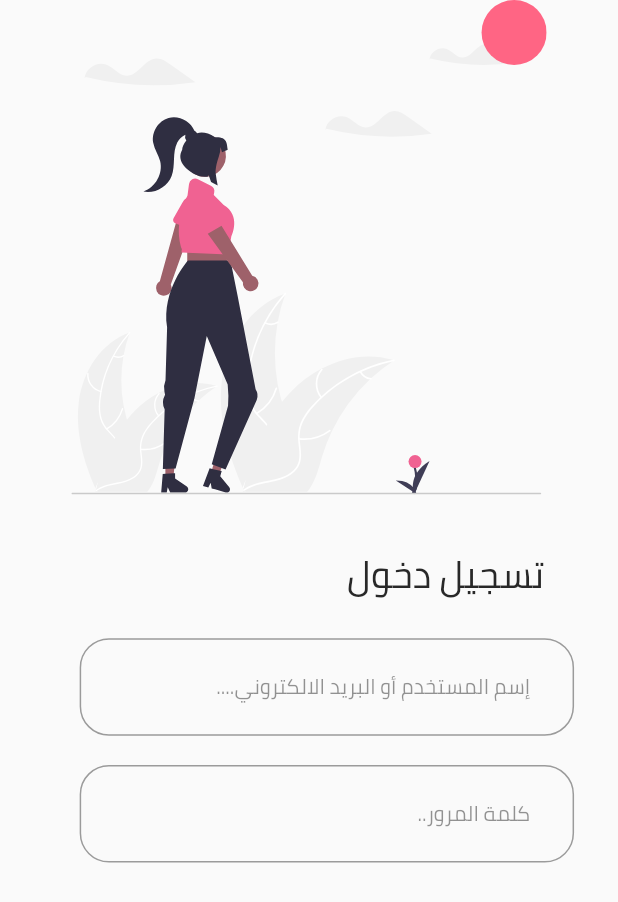
After one commit to weaamokok/CosmaticsDeliveryApp, a Flutter app: the loginPage screen opened directly, on a phone screen of 412 x 824 dp. The commit adds this screen. Shown: the top 902 px of the screen. Run offline on Flutter 3.47's test engine with Material 2 defaults, Android fonts, the phone set to English and light mode, and no system bars; our stand-ins replace dots_indicator, flutter_svg, get, shared_preferences; accounts and stored records are empty; network calls fail.

Commit message:
log in base

```diff
--- a/cosmatics_app/lib/helper/dependencies.dart
+++ b/cosmatics_app/lib/helper/dependencies.dart
@@ -6,6 +6,7 @@ import 'package:cosmatics_app/data/api/api_client.dart';
 import 'package:cosmatics_app/data/repository/brands_repo.dart';
 import 'package:cosmatics_app/data/repository/cart_repo.dart';
 import 'package:cosmatics_app/data/repository/popular_products_repo.dart';
+import 'package:cosmatics_app/data/repository/user_repo.dart';
 import 'package:cosmatics_app/utils/constant.dart';
 import 'package:get/get.dart';
 import 'package:shared_preferences/shared_preferences.dart';
@@ -26,6 +27,7 @@ Future<void> init() async {
   Get.lazyPut(() => TopSaleProductRepo(apiClient: Get.find()));
   Get.lazyPut(() => BrandRepo(apiClient: Get.find()));
   Get.lazyPut(() => CartRepo(sharedPreferences:Get.find()));
+  Get.lazyPut(() => UserRepo(sharedPreferences:Get.find()));
 //controllers
   Get.lazyPut(() => PopularProductController(popularProductRepo: Get.find()));
   Get.lazyPut(() => TopSaleProductController(topSaleProductRepo: Get.find()));
--- a/cosmatics_app/lib/main.dart
+++ b/cosmatics_app/lib/main.dart
@@ -1,4 +1,5 @@
 import 'package:cosmatics_app/controllers/popular_products_controller.dart';
+import 'package:cosmatics_app/pages/auth_pages/login_page.dart';
 import 'package:cosmatics_app/pages/splash/splash_screen.dart';
 import 'package:cosmatics_app/route/route_helper.dart';
 import 'package:flutter/material.dart';
--- /dev/null
+++ b/cosmatics_app/lib/pages/auth_pages/login_page.dart
@@ -0,0 +1,85 @@
+import 'package:cosmatics_app/utils/colors.dart';
+import 'package:cosmatics_app/utils/dimentions.dart';
+import 'package:cosmatics_app/widgets/big_text.dart';
+import 'package:flutter/material.dart';
+import 'package:flutter_svg/flutter_svg.dart';
+
+class loginPage extends StatelessWidget {
+  const loginPage({super.key});
+
+  @override
+  Widget build(BuildContext context) {
+    return Scaffold(
+      body: Container(
+          margin: EdgeInsets.symmetric(horizontal: Dimensions.height30),
+          child: Directionality(
+            textDirection: TextDirection.rtl,
+            child: Column(
+              crossAxisAlignment: CrossAxisAlignment.start,
+              children: [
+                Center(
+                    child: SizedBox(
+                        width: Dimensions.height150,
+                        height: Dimensions.height150,
+                        child: SvgPicture.asset(
+                            'assets/image/home_page _paint.svg'))),
+                SizedBox(
+                  height: Dimensions.height30,
+                ),
+                Padding(
+                  padding: const EdgeInsets.symmetric(horizontal: 20.0),
+                  child: BigText(
+                    text: 'تسجيل دخول',
+                    size: 25,
+                    color: black,
+                  ),
+                ),
+                SizedBox(
+                  height: Dimensions.height20,
+                ),
+                SizedBox(
+                  width: Dimensions.height150,
+                  child: TextFormField(
+                      decoration: InputDecoration(
+                          hintText: 'إسم المستخدم أو البريد الالكتروني....',
+                          hintStyle: TextStyle(
+                              fontFamily: 'Cairo',
+                              fontSize: 14,
+                              color: black.withOpacity(.5)),
+                          focusColor: blueush,contentPadding: EdgeInsets.symmetric(horizontal: Dimensions.height30,vertical: Dimensions.height20),
+                          focusedBorder: OutlineInputBorder(
+                              borderSide: BorderSide(color: blueush),
+                              borderRadius:
+                                  BorderRadius.circular(Dimensions.radius20)),
+                          border: OutlineInputBorder(
+                              borderSide:
+                                  BorderSide(color: black.withOpacity(.7)),
+                              borderRadius:
+                                  BorderRadius.circular(Dimensions.radius20)))),
+                ),
+                SizedBox(height: Dimensions.height20,),   SizedBox(
+                  width: Dimensions.height150,
+                  child: TextFormField(obscureText: true,
+                      decoration: InputDecoration(
+                          hintText: 'كلمة المرور..',
+                          hintStyle: TextStyle(
+                              fontFamily: 'Cairo',
+                              fontSize: 14,
+                              color: black.withOpacity(.5)),
+                          focusColor: blueush,contentPadding: EdgeInsets.symmetric(horizontal: Dimensions.height30,vertical: Dimensions.height20),
+                          focusedBorder: OutlineInputBorder(
+                              borderSide: BorderSide(color: blueush),
+                              borderRadius:
+                                  BorderRadius.circular(Dimensions.radius20)),
+                          border: OutlineInputBorder(
+                              borderSide:
+                                  BorderSide(color: black.withOpacity(.7)),
+                              borderRadius:
+                                  BorderRadius.circular(Dimensions.radius20)))),
+                )
+              ],
+            ),
+          )),
+    );
+  }
+}
--- a/cosmatics_app/lib/pages/orderStages/infoRegistering.dart
+++ b/cosmatics_app/lib/pages/orderStages/infoRegistering.dart
@@ -37,7 +37,7 @@ class CostumerInfoRegistering extends StatelessWidget {
                                 dirction: TextDirection.rtl,
                               ),
                               AppIcon(
-                                icon: Icons.arrow_back,
+                                icon: Icons.arrow_forward,
                                 onTap: () {
                                   Navigator.pop(context);
                                 },
--- a/cosmatics_app/pubspec.yaml
+++ b/cosmatics_app/pubspec.yaml
@@ -37,7 +37,7 @@ dependencies:
   cupertino_icons: ^1.0.2
   dots_indicator: ^3.0.0
   get: ^4.6.5
-  flutter_svg: ^2.0.5
+  flutter_svg: ^2.0.7
   flutter_rating_bar: ^4.0.1
   google_translator: ^1.0.0
   shared_preferences: ^2.1.1
```
Also changed, not shown: cosmatics_app/lib/data/repository/user_repo.dart (added, +9 -0 lines), cosmatics_app/lib/domain/models/person.dart (+10 -73 lines), cosmatics_app/pubspec.lock, 1 other file.
